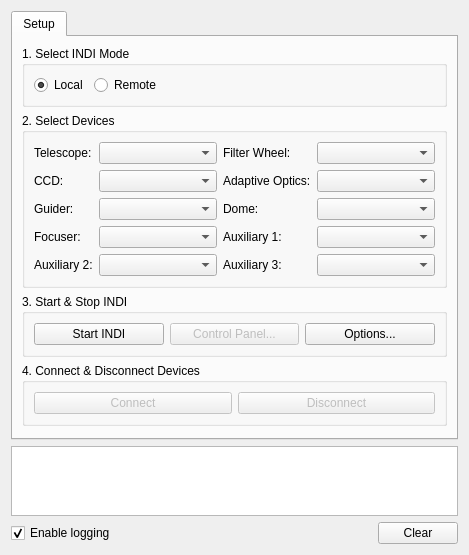
This is kstars/ekos/ekosmanager.ui in KDE/kstars as Qt 5 draws it before an edit. The edited form follows.
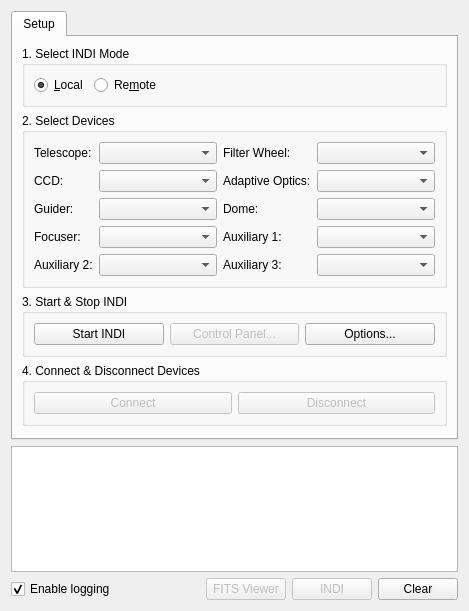
This is the edited form.

Commit message: Add toggle buttons for INDI & FITS Viewer in Ekos panel

The edit to the form file:
```diff
--- a/kstars/ekos/ekosmanager.ui
+++ b/kstars/ekos/ekosmanager.ui
@@ -7,7 +7,7 @@
     <x>0</x>
     <y>0</y>
     <width>469</width>
-    <height>529</height>
+    <height>611</height>
    </rect>
   </property>
   <property name="windowTitle">
@@ -45,7 +45,7 @@
           <item>
            <widget class="QRadioButton" name="kcfg_localMode">
             <property name="text">
-             <string>Local</string>
+             <string>&amp;Local</string>
             </property>
             <property name="checked">
              <bool>true</bool>
@@ -55,7 +55,7 @@
           <item>
            <widget class="QRadioButton" name="kcfg_remoteMode">
             <property name="text">
-             <string>Remote</string>
+             <string>Re&amp;mote</string>
             </property>
            </widget>
           </item>
@@ -391,6 +391,41 @@
        </property>
       </spacer>
      </item>
+     <item>
+      <widget class="QPushButton" name="fitsViewerB">
+       <property name="enabled">
+        <bool>false</bool>
+       </property>
+       <property name="toolTip">
+        <string>Toggle FITS Viewer</string>
+       </property>
+       <property name="text">
+        <string>FITS Viewer</string>
+       </property>
+       <property name="checkable">
+        <bool>false</bool>
+       </property>
+      </widget>
+     </item>
+     <item>
+      <widget class="QPushButton" name="INDIB">
+       <property name="enabled">
+        <bool>false</bool>
+       </property>
+       <property name="toolTip">
+        <string>Toggle INDI Control Panel</string>
+       </property>
+       <property name="text">
+        <string>INDI</string>
+       </property>
+       <property name="checkable">
+        <bool>false</bool>
+       </property>
+       <property name="flat">
+        <bool>false</bool>
+       </property>
+      </widget>
+     </item>
      <item>
       <widget class="QPushButton" name="clearB">
        <property name="text">
```
The commit also changes 2 other files.
